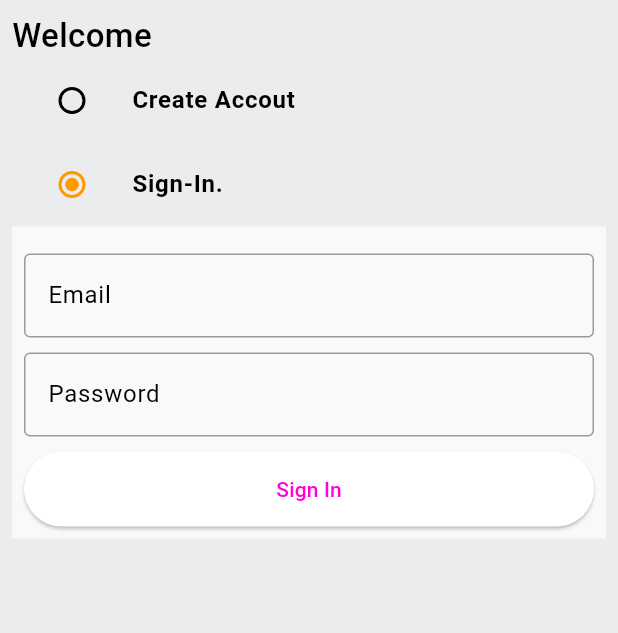
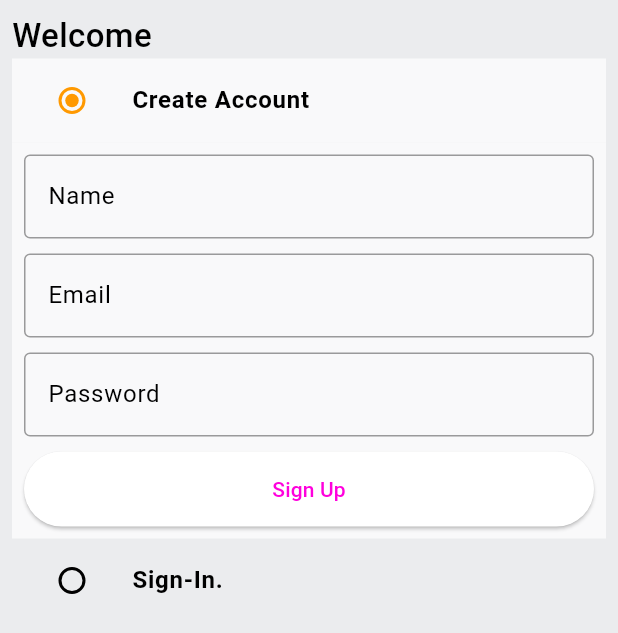
Before and after one commit to DGS-29/amazon_clone, a Flutter app: the AuthScreen screen opened by its route, on a phone screen of 412 x 824 dp. Shown: the top 633 px of the screen. Run offline on Flutter 3.47's test engine with Material 3 defaults, Android fonts, the phone set to English and light mode, and no system bars; our stand-ins replace shared_preferences; accounts and stored records are empty.

Commit message:
Amazon Clone

```diff
--- /dev/null
+++ b/devtools_options.yaml
@@ -0,0 +1,3 @@
+description: This file stores settings for Dart & Flutter DevTools.
+documentation: https://docs.flutter.dev/tools/devtools/extensions#configure-extension-enablement-states
+extensions:
--- a/lib/constants/error_handling.dart
+++ b/lib/constants/error_handling.dart
@@ -5,7 +5,7 @@ import 'package:flutter/material.dart';
 import 'package:flutter/widgets.dart';
 import 'package:http/http.dart' as http;
 
-void httpErorHandle({
+void httpErrorHandle({
   required http.Response response,
   required BuildContext context,
   required VoidCallback onSuccess,
--- a/lib/constants/global_variables.dart
+++ b/lib/constants/global_variables.dart
@@ -1,6 +1,6 @@
 import 'package:flutter/material.dart';
 
-String uri = 'http://:3000';
+String uri = 'http://192.168.236.24:3000';
 class GlobalVariables {
    // COLORS
   static const appBarGradient = LinearGradient(
--- a/lib/features/auth/screens/auth_screen.dart
+++ b/lib/features/auth/screens/auth_screen.dart
@@ -18,16 +18,13 @@ class AuthScreen extends StatefulWidget {
 }
 
 class _AuthScreenState extends State<AuthScreen> {
-  Auth _auth = Auth.signin;
+  Auth _auth = Auth.signup;
   final _signUpFormKey = GlobalKey<FormState>();
-  // ignore: unused_field
   final _signInFormKey = GlobalKey<FormState>();
   final AuthService authService = AuthService();
-
   final TextEditingController _emailController = TextEditingController();
   final TextEditingController _passwordController = TextEditingController();
   final TextEditingController _nameController = TextEditingController();
-
 
   @override
   void dispose() {
@@ -37,9 +34,21 @@ final TextEditingController _nameController = TextEditingController();
     _nameController.dispose();
   }
 
-  void signUpUser(){
-    authService.signUpUser(context: context, email: _emailController.text, password: _passwordController.text, name: _nameController.text);
+  void signUpUser() {
+    authService.signUpUser(
+      context: context,
+      email: _emailController.text,
+      password: _passwordController.text,
+      name: _nameController.text,
+    );
+  }
 
+  void signInUser() {
+    authService.signInUser(
+      context: context,
+      email: _emailController.text,
+      password: _passwordController.text,
+    );
   }
 
   @override
@@ -60,12 +69,16 @@ final TextEditingController _nameController = TextEditingController();
                 ),
               ),
               ListTile(
-                tileColor: _auth == Auth.signup? GlobalVariables.backgroundColor: GlobalVariables.greyBackgroundCOlor,
+                tileColor: _auth == Auth.signup
+                    ? GlobalVariables.backgroundColor
+                    : GlobalVariables.greyBackgroundCOlor,
                 title: const Text(
-                  'Create Accout',
-                  style: TextStyle(fontWeight: FontWeight.bold),
+                  'Create Account',
+                  style: TextStyle(
+                    fontWeight: FontWeight.bold,
                   ),
-                leading: Radio<Auth>(
+                ),
+                leading: Radio(
                   activeColor: GlobalVariables.secondaryColor,
                   value: Auth.signup,
                   groupValue: _auth,
@@ -76,46 +89,52 @@ final TextEditingController _nameController = TextEditingController();
                   },
                 ),
               ),
-              if(_auth == Auth.signup)
+              if (_auth == Auth.signup)
                 Container(
                   padding: const EdgeInsets.all(8),
-                color: Colors.white70,
+                  color: GlobalVariables.backgroundColor,
                   child: Form(
                     key: _signUpFormKey,
                     child: Column(
                       children: [
-                      CustomTextfield (
+                        CustomTextfield(
                           controller: _nameController,
                           hintText: 'Name',
                         ),
-                       const SizedBox(height: 10,),
-                       CustomTextfield (
+                        const SizedBox(height: 10),
+                        CustomTextfield(
                           controller: _emailController,
                           hintText: 'Email',
                         ),
-                        const SizedBox(height: 10,),
-                       CustomTextfield (
+                        const SizedBox(height: 10),
+                        CustomTextfield(
                           controller: _passwordController,
                           hintText: 'Password',
                         ),
-                       const SizedBox(height: 10,),
-                       CustomButton(text: 'Sign Up', onTap: (){
-                        if(_signUpFormKey.currentState!.validate()){
+                        const SizedBox(height: 10),
+                        CustomButton(
+                          text: 'Sign Up',
+                          onTap: () {
+                            if (_signUpFormKey.currentState!.validate()) {
                               signUpUser();
                             }
-                       })
+                          },
+                        )
                       ],
-
                     ),
                   ),
                 ),
-              ListTile(  tileColor: _auth == Auth.signup? GlobalVariables.backgroundColor: GlobalVariables.greyBackgroundCOlor,
-
+              ListTile(
+                tileColor: _auth == Auth.signin
+                    ? GlobalVariables.backgroundColor
+                    : GlobalVariables.greyBackgroundCOlor,
                 title: const Text(
                   'Sign-In.',
-                  style: TextStyle(fontWeight: FontWeight.bold),
+                  style: TextStyle(
+                    fontWeight: FontWeight.bold,
                   ),
-                leading: Radio<Auth>(
+                ),
+                leading: Radio(
                   activeColor: GlobalVariables.secondaryColor,
                   value: Auth.signin,
                   groupValue: _auth,
@@ -126,28 +145,33 @@ final TextEditingController _nameController = TextEditingController();
                   },
                 ),
               ),
-              if(_auth == Auth.signin)
+              if (_auth == Auth.signin)
                 Container(
                   padding: const EdgeInsets.all(8),
-                color: Colors.white70,
+                  color: GlobalVariables.backgroundColor,
                   child: Form(
-                  key: _signUpFormKey,
+                    key: _signInFormKey,
                     child: Column(
                       children: [
-                       const SizedBox(height: 10,),
-                       CustomTextfield (
+                        CustomTextfield(
                           controller: _emailController,
                           hintText: 'Email',
                         ),
-                        const SizedBox(height: 10,),
-                       CustomTextfield (
+                        const SizedBox(height: 10),
+                        CustomTextfield(
                           controller: _passwordController,
                           hintText: 'Password',
                         ),
-                       const SizedBox(height: 10,),
-                       CustomButton(text: 'Sign In', onTap: (){})
+                        const SizedBox(height: 10),
+                        CustomButton(
+                          text: 'Sign In',
+                          onTap: () {
+                            if (_signInFormKey.currentState!.validate()) {
+                              signInUser();
+                            }
+                          },
+                        )
                       ],
-
                     ),
                   ),
                 ),
--- a/lib/main.dart
+++ b/lib/main.dart
@@ -2,11 +2,15 @@
 
 // ignore: unused_import
 import 'package:amazon_clone/features/auth/screens/auth_screen.dart';
+import 'package:amazon_clone/providers/user_provider.dart';
 import 'package:amazon_clone/router.dart';
 import 'package:flutter/material.dart';
+import 'package:provider/provider.dart';
 
 void main() {
-  runApp(const MyApp());
+  runApp(MultiProvider(providers: [
+    ChangeNotifierProvider(create: (context) => UserProvider(),),
+  ] ,child: const MyApp()));
 }
 
 class MyApp extends StatelessWidget {
--- a/lib/models/user.dart
+++ b/lib/models/user.dart
@@ -31,11 +31,11 @@ class User{
    }
 
    factory User.fromMap(Map<String, dynamic> map){
-    return User(id: map['_id'] ?? '', name: map['name']?? '', email: map['email']?? '', password: map['password']?? '', address:  map['address']?? '', type: map['type']?? '', token: map['token']?? '');
+    return User(id: map['_id'] ?? '', name: map['name']?? '', email: map['email']?? '', password: map['password']?? '', address:  map['address']?? '', type: map['type']?? '', token: map['token']?? '',);
 
    }
 
-String toJson() => jsonEncode(toMap());
+String toJson() => json.encode(toMap());
 
 factory User.fromJson(String source) => User.fromMap(json.decode(source));
 
--- a/lib/providers/user_provider.dart
+++ b/lib/providers/user_provider.dart
@@ -0,0 +1,22 @@
+import 'package:amazon_clone/models/user.dart';
+import 'package:flutter/material.dart';
+
+class UserProvider extends ChangeNotifier {
+  User _user = User(
+    id: '',
+    name: '',
+    email: '',
+    password: '',
+    address: '',
+    type: '',
+    token: '',
+  );
+
+  User get user => _user;
+
+  void setUser(String user) {
+    _user = User.fromJson(user);
+    notifyListeners();
+  }
+
+}
--- a/lib/router.dart
+++ b/lib/router.dart
@@ -1,9 +1,15 @@
 import 'package:amazon_clone/features/auth/screens/auth_screen.dart';
+import 'package:amazon_clone/features/home/screens/home_screen.dart';
 import 'package:flutter/material.dart';
 
 Route<dynamic> generateRoute(RouteSettings routeSettings){
   switch(routeSettings.name){
     case AuthScreen.routeName:
+    return MaterialPageRoute(settings: routeSettings,
+    builder:(_) => const AuthScreen(),
+    );
+
+    case HomeScreen.routeName:
     return MaterialPageRoute(settings: routeSettings,
     builder:(_) => const AuthScreen(),
     );
--- a/lib/server/package.json
+++ b/lib/server/package.json
@@ -1,16 +1,18 @@
- {
+{
   "name": "server",
   "version": "1.0.0",
   "description": "index.js",
   "main": "index.js",
   "scripts": {
     "start": "node ./index.js",
-    "dev": "nodemon ./index.js"},
+    "dev": "nodemon ./index.js"
+  },
   "author": "",
   "license": "ISC",
   "dependencies": {
     "express": "^4.19.2",
     "http": "^0.0.1-security",
+    "jsonwebtoken": "^9.0.2",
     "mongoose": "^8.4.3"
   },
   "devDependencies": {
--- a/pubspec.yaml
+++ b/pubspec.yaml
@@ -36,6 +36,8 @@ dependencies:
   # Use with the CupertinoIcons class for iOS style icons.
   cupertino_icons: ^1.0.6
   http: ^1.2.1
+  shared_preferences: ^2.2.3
+  provider: ^6.1.2
 
 dev_dependencies:
   flutter_test:
```
Also changed, not shown: lib/features/auth/services/auth_service.dart (+43 -1 lines), lib/features/home/screens/home_screen.dart (+23 -0 lines), lib/server/package-lock.json, pubspec.lock, 2 other files. Lines whose indentation alone changed are shown as unchanged.
